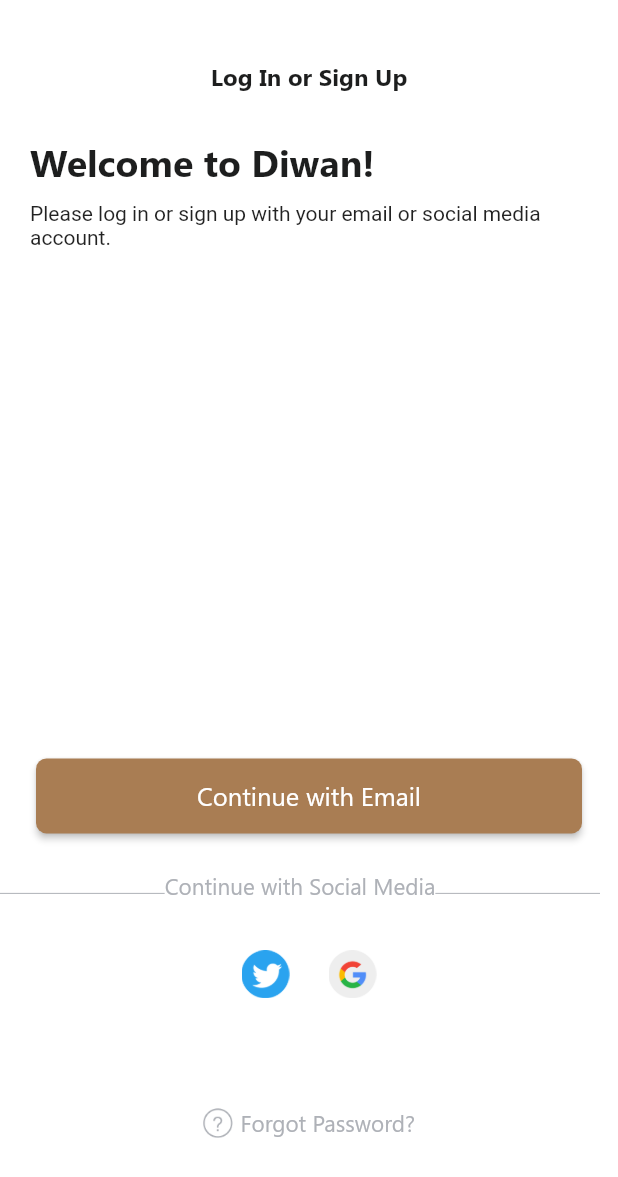
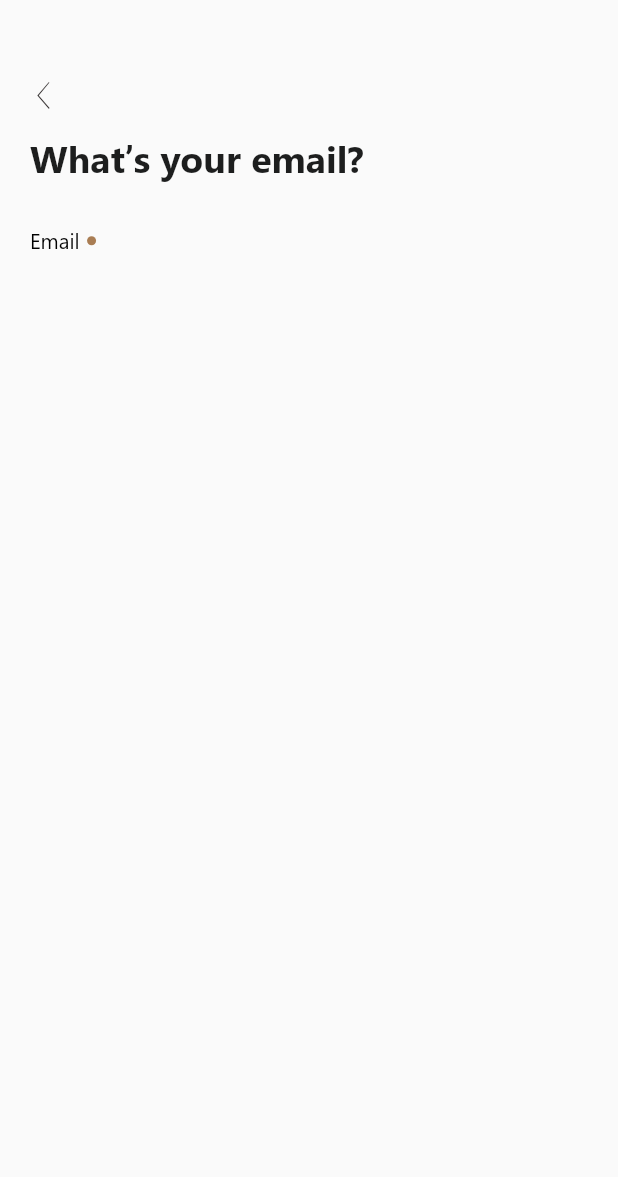
Before and after one commit to iamvivekkaushik/Diwan, a Flutter app: the WelcomePage screen opened by its route, after a tap on "Continue with Email", on a phone screen of 412 x 824 dp. Shown: the top 1177 px of the screen. Run offline on Flutter 3.47's test engine with Material 2 defaults, Android fonts, the phone set to English and light mode, and no system bars.

Commit message:
email Sign up screen

```diff
--- a/lang/ar.json
+++ b/lang/ar.json
@@ -14,5 +14,9 @@
   "password_requirement_one": "8-32 أحرف أبجدية رقمية (1 ما لا يقل عن حالة العلوي)",
   "password_requirement_two": "1 أو أكثر من أرقام",
   "password_requirement_three": "1 أو أكثر من الأحرف الخاصة",
-  "login": "تسجيل الدخول"
+  "login": "تسجيل الدخول",
+  "what_your_email": "ما هو بريدك الإلكتروني؟",
+  "email": "البريد الإلكتروني",
+  "enter_email": "أدخل البريد الإلكتروني",
+  "next": "التالى"
 }
--- a/lang/en.json
+++ b/lang/en.json
@@ -14,5 +14,9 @@
   "password_requirement_one": "8 to 32 alphanumeric characters (At least 1 upper case)",
   "password_requirement_two": "1 or more numbers",
   "password_requirement_three": "1 or more special characters",
-  "login": "Log In"
+  "login": "Log In",
+  "what_your_email": "What’s your email?",
+  "email": "Email",
+  "enter_email": "Enter Email",
+  "next": "Next"
 }
--- a/lang/ko.json
+++ b/lang/ko.json
@@ -14,5 +14,9 @@
   "password_requirement_one": "8 내지 32의 영숫자 (적어도 1 상부 케이스)",
   "password_requirement_two": "1 개 이상의 숫자",
   "password_requirement_three": "1 개 이상의 특수 문자",
-  "login": "로그인"
+  "login": "로그인",
+  "what_your_email": "이메일은 무엇입니까?",
+  "email": "이메일",
+  "enter_email": "이메일 주소를 입력",
+  "next": "다음"
 }
--- a/lib/main.dart
+++ b/lib/main.dart
@@ -34,7 +34,7 @@ class MyApp extends StatelessWidget {
         // Current Device locale is not supported, fallback to english
         return supportedLocales.first;
       },
-      home: LanguageScreen(),
+      home: WelcomePage(),
       onGenerateRoute: RouteGenerator.generateRoute,
     );
   }
--- /dev/null
+++ b/lib/res/dimen.dart
@@ -0,0 +1,5 @@
+class Dimen {
+  Dimen._();
+
+  static const double topMargin = 40;
+}
--- a/lib/res/style.dart
+++ b/lib/res/style.dart
@@ -30,3 +30,9 @@ final TextStyle textSeparatorStyle = TextStyle(
     fontFamily: 'Segoe',
     fontWeight: FontWeight.w400,
     color: AppColors.separator);
+
+final TextStyle inputLabelStyle = TextStyle(
+    fontSize: 14,
+    fontFamily: 'Segoe',
+    fontWeight: FontWeight.w400,
+    color: Colors.black);
--- a/lib/route_generator.dart
+++ b/lib/route_generator.dart
@@ -1,4 +1,5 @@
 import 'package:diwan/screens/language_screen.dart';
+import 'package:diwan/screens/signup_email_screen.dart';
 import 'package:diwan/screens/splash_screen.dart';
 import 'package:diwan/screens/welcome_page.dart';
 import 'package:flutter/material.dart';
@@ -8,11 +9,13 @@ class RouteGenerator {
     // Getting arguments passed in while calling Navigator.pushNamed
     final args = settings.arguments;
     switch (settings.name) {
-      case '/SplashScreen':
+      case '/splashScreen':
         return MaterialPageRoute(builder: (_) => SplashPage());
-      case '/Welcome':
+      case '/welcome':
         return MaterialPageRoute(builder: (_) => WelcomePage());
-      case '/LanguageSelection':
+      case '/signup/email':
+        return MaterialPageRoute(builder: (_) => EmailSignupScreen());
+      case '/languageSelection':
         return MaterialPageRoute(builder: (_) => LanguageScreen());
 //      case '/Home':
 //        return MaterialPageRoute(builder: (_) => Homepage(currentTab: args,));
--- a/lib/screens/language_screen.dart
+++ b/lib/screens/language_screen.dart
@@ -2,6 +2,7 @@ import 'package:diwan/config/config.dart';
 import 'package:diwan/helper/app_localization.dart';
 import 'package:diwan/helper/diwan_icons.dart';
 import 'package:diwan/res/colors.dart';
+import 'package:diwan/res/dimen.dart';
 import 'package:diwan/res/style.dart';
 import 'package:flutter/material.dart';
 
@@ -21,7 +22,7 @@ class _LanguageScreenState extends State<LanguageScreen> {
         crossAxisAlignment: CrossAxisAlignment.start,
         children: <Widget>[
           SizedBox(
-            height: 30,
+            height: Dimen.topMargin,
           ),
 
           Container(
--- /dev/null
+++ b/lib/screens/signup_email_screen.dart
@@ -0,0 +1,73 @@
+import 'package:diwan/helper/app_localization.dart';
+import 'package:diwan/helper/diwan_icons.dart';
+import 'package:diwan/res/colors.dart';
+import 'package:diwan/res/dimen.dart';
+import 'package:diwan/res/style.dart';
+import 'package:flutter/material.dart';
+
+class EmailSignupScreen extends StatefulWidget {
+  @override
+  _EmailSignupScreenState createState() => _EmailSignupScreenState();
+}
+
+class _EmailSignupScreenState extends State<EmailSignupScreen> {
+  @override
+  Widget build(BuildContext context) {
+    return Scaffold(
+      body: Column(
+        mainAxisAlignment: MainAxisAlignment.start,
+        crossAxisAlignment: CrossAxisAlignment.start,
+        children: <Widget>[
+          SizedBox(
+            height: Dimen.topMargin,
+          ),
+
+          Container(
+            margin: EdgeInsets.symmetric(horizontal: 5),
+            child: IconButton(
+              icon: Icon(DiwanIcons.back, size: 18,),
+              color: AppColors.blackIcon,
+              onPressed: () {},
+            ),
+          ),
+
+          Container(
+            margin: EdgeInsets.symmetric(horizontal: 20),
+            width: MediaQuery.of(context).size.width,
+            child: Text(
+              AppLocalization.of(context).translate('what_your_email'),
+              style: boldTextHeading,
+            ),
+          ),
+
+          SizedBox(
+            height: 30,
+          ),
+
+          Row(
+            children: <Widget>[
+              Container(
+                margin: EdgeInsets.fromLTRB(20, 0, 5, 0),
+                child: Text(
+                  AppLocalization.of(context).translate('email'),
+                  style: inputLabelStyle,
+                ),
+              ),
+
+              Container(
+                width: 6,
+                height: 6,
+                decoration: BoxDecoration(
+                  color: AppColors.buttonBackground,
+                  borderRadius: BorderRadius.circular(30),
+                ),
+              )
+
+
+            ],
+          )
+        ],
+      ),
+    );
+  }
+}
--- a/lib/screens/welcome_page.dart
+++ b/lib/screens/welcome_page.dart
@@ -1,6 +1,7 @@
 import 'package:diwan/helper/app_localization.dart';
 import 'package:diwan/helper/diwan_icons.dart';
 import 'package:diwan/res/colors.dart';
+import 'package:diwan/res/dimen.dart';
 import 'package:diwan/res/style.dart';
 import 'package:flutter/material.dart';
 
@@ -20,7 +21,7 @@ class _WelcomePageState extends State<WelcomePage> {
         crossAxisAlignment: CrossAxisAlignment.start,
         children: <Widget>[
           SizedBox(
-            height: 40,
+            height: Dimen.topMargin,
           ),
           Align(
             alignment: Alignment.center,
@@ -52,7 +53,10 @@ class _WelcomePageState extends State<WelcomePage> {
             child: Container(
               margin: EdgeInsets.symmetric(vertical: 10, horizontal: 20),
               child: RaisedButton(
-                onPressed: () {},
+                onPressed: () {
+                  // Go to Email SignUp Page
+                  Navigator.of(context).pushNamed('/signup/email');
+                },
                 color: AppColors.buttonBackground,
                 shape: RoundedRectangleBorder(
                   borderRadius: new BorderRadius.circular(7),
```
